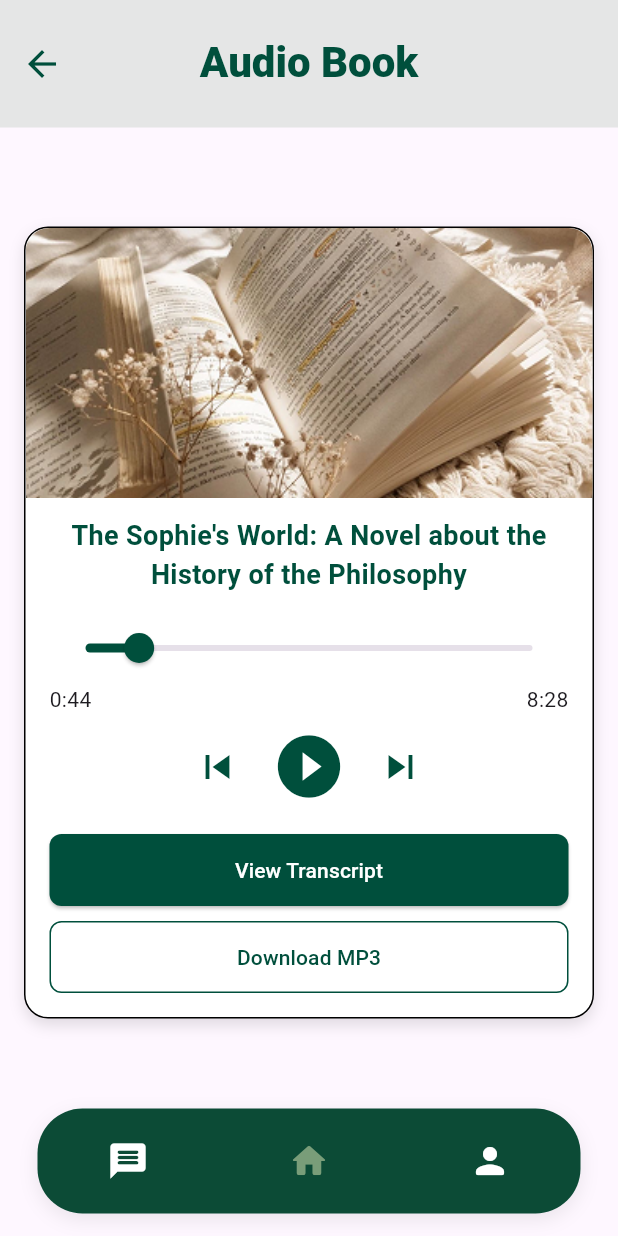
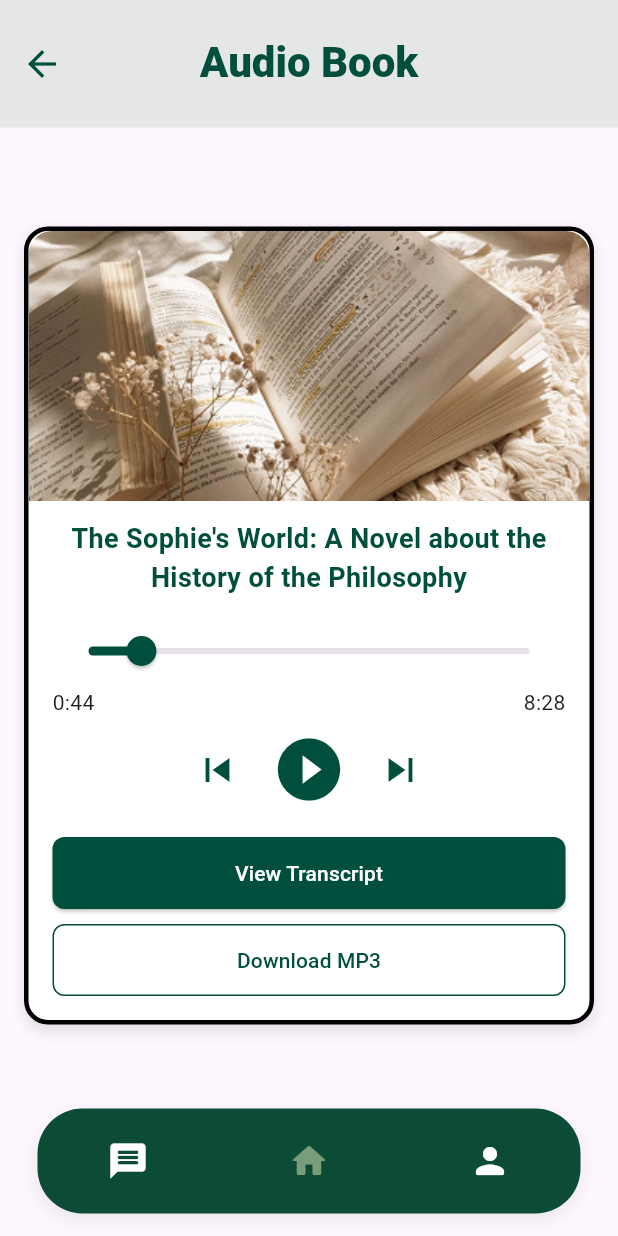
Before and after one commit to maelprz/SE-EduBridge, a Flutter app: the AudioBookScreen screen opened directly, on a phone screen of 412 x 824 dp. Run offline on Flutter 3.47's test engine with Material 3 defaults, Android fonts, the phone set to English and light mode, and no system bars; our stand-ins replace cloud_firestore, firebase_auth, firebase_core, flutter_riverpod; accounts and stored records are empty.

Commit message:
updated audiobook card border

```diff
--- a/flutter_edubridge/lib/Voice_Lesson/screens/audio_book_screen.dart
+++ b/flutter_edubridge/lib/Voice_Lesson/screens/audio_book_screen.dart
@@ -25,7 +25,7 @@ class AudioBookScreen extends StatelessWidget {
                 width: double.infinity,
                 decoration: BoxDecoration(
                   color: Colors.white,
-                  border: Border.all(color: Colors.black),
+                  border: Border.all(color: Colors.black, width: 3),
                   borderRadius: BorderRadius.circular(16),
                   boxShadow: [
                     BoxShadow(
```
